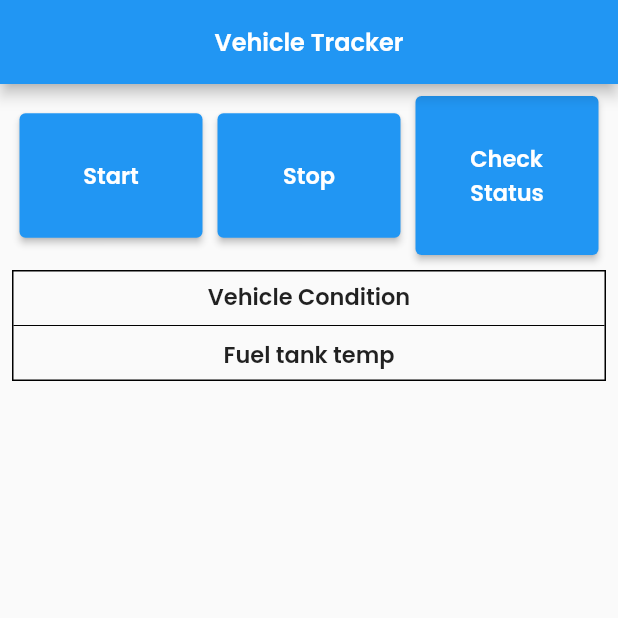
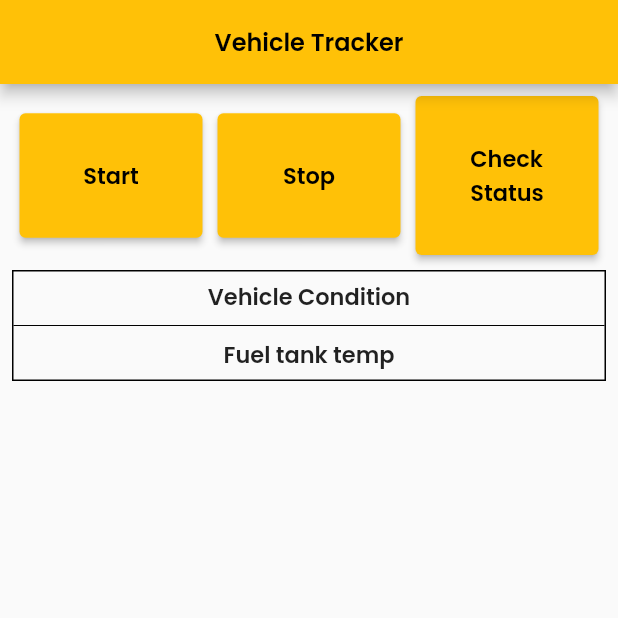
Before and after one commit to swayamshreemohanty/vehicle_tracker, a Flutter app: the screen it shows after launch, on a phone screen of 412 x 824 dp, the top half of it. Run offline on Flutter 3.47's test engine with Material 2 defaults, Android fonts, the phone set to English and light mode, and no system bars; our stand-ins replace flutter_bloc, flutter_screenutil, google_fonts; missing offline and left inert: telephony.

Commit message:
theme color changed to amber

```diff
--- a/lib/main.dart
+++ b/lib/main.dart
@@ -40,9 +40,8 @@ class MyApp extends StatelessWidget {
               WidgetsBinding.instance.window.devicePixelRatio,
         ),
         builder: (_) => MaterialApp(
-          title: 'Flutter Demo',
           theme: ThemeData(
-            primarySwatch: Colors.blue,
+            primarySwatch: Colors.amber,
           ),
           home: const DashBoardScreen(),
         ),
```
